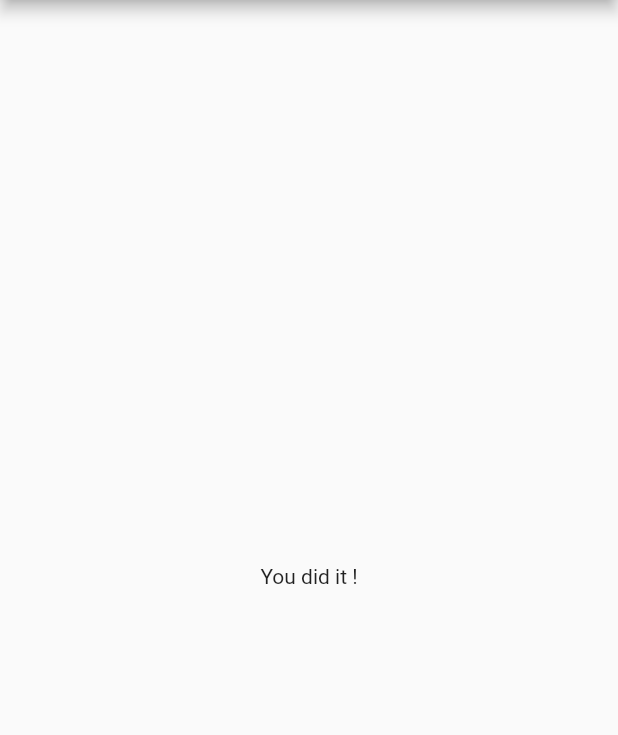
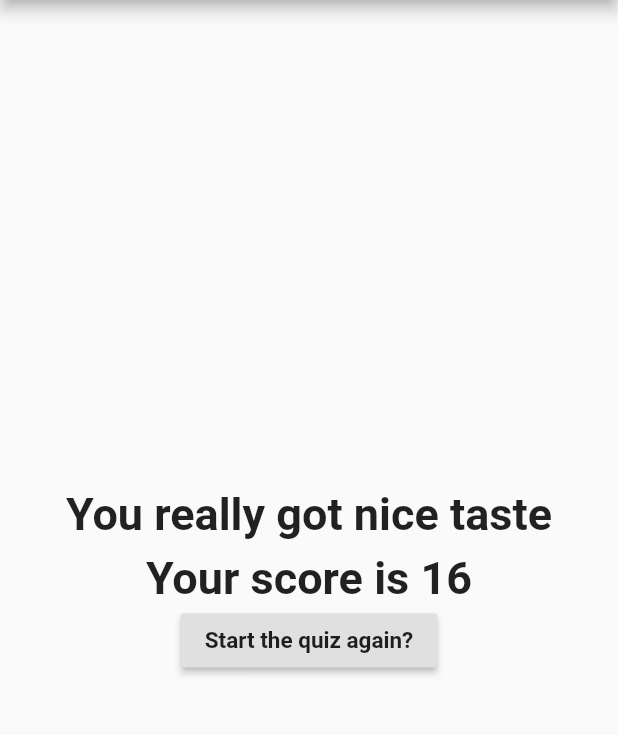
Before and after one commit to thomasbonnet12/easyexercicewithflutter, a Flutter app: the screen it shows after launch, after a tap on "Blue", after a tap on "Cat", after a tap on "New-York", on a phone screen of 412 x 824 dp, the part 84-819 px from its top. Run offline on Flutter 3.47's test engine with Material 2 defaults, Android fonts, the phone set to English and light mode, and no system bars.

Commit message:
reset button created with the needed logic behind

```diff
--- a/lib/main.dart
+++ b/lib/main.dart
@@ -15,6 +15,14 @@ class MyApp extends StatefulWidget {
 
 class _MyAppState extends State<MyApp> {
   var _totalScore = 0;
+
+  void resetQuiz() {
+    setState(() {
+      questionIndex = 0;
+      _totalScore = 0;
+    });
+  }
+
   void answerQuestion(int score) {
     _totalScore += score;
     setState(() {
@@ -27,51 +35,14 @@ class _MyAppState extends State<MyApp> {
   Widget build(BuildContext context) {
     return MaterialApp(
       home: Scaffold(
-        appBar: AppBar(
-          title: Center(
-            child: Text('MyApp'),
-          ),
-        ),
+        appBar: AppBar(title: Center(child: Text('MyApp'))),
         body: questionIndex < questions.length
             ? Quiz(
                 questions: questions,
                 answerQuestion: answerQuestion,
                 questionIndex: questionIndex)
-            : Result(),
+            : Result(_totalScore, resetQuiz),
       ),
     );
   }
 }
-
-//               FlatButton(
-//                   child: Text('FlatButton'),
-//                   onPressed: () {
-//                     answerQuestion();
-//                   }),
-//               TextButton(
-//                   child: Text('New-TextButton'),
-//                   onPressed: () {
-//                     answerQuestion();
-//                   }),
-
-//               RaisedButton(
-//                   child: Text('RaisedButton'),
-//                   onPressed: () {
-//                     answerQuestion();
-//                   }),
-//               ElevatedButton(
-//                   child: Text('New-ElevatedButton'),
-//                   onPressed: () {
-//                     answerQuestion();
-//                   }),
-
-//               OutlineButton(
-//                   child: Text('OutlineButton'),
-//                   onPressed: () {
-//                     answerQuestion();
-//                   }),
-//               OutlinedButton(
-//                   child: Text('New-OutlinedButton'),
-//                   onPressed: () {
-//                     answerQuestion();
-//                   }),
--- a/lib/result.dart
+++ b/lib/result.dart
@@ -1,8 +1,47 @@
 import 'package:flutter/material.dart';
 
 class Result extends StatelessWidget {
+  final int resultScore;
+  final Function resetTheQuiz;
+
+  Result(this.resultScore, this.resetTheQuiz);
+
+  String get resultPhrase {
+    var resultText;
+    if (resultScore <= 8) {
+      resultText = 'Your choises are interesting';
+    } else if (resultScore <= 12) {
+      resultText = 'You are good !';
+    } else if (resultScore <= 20) {
+      resultText = 'You really got nice taste';
+    } else {
+      resultText = 'What is going on?';
+    }
+    return resultText;
+  }
+
   @override
   Widget build(BuildContext context) {
-    return Center(child: Text('You did it !'));
+    return Center(
+        child: Container(
+      child: Column(
+        mainAxisAlignment: MainAxisAlignment.center,
+        children: [
+          Padding(
+            padding: const EdgeInsets.all(8.0),
+            child: Text(
+              resultPhrase,
+              style: TextStyle(fontSize: 30, fontWeight: FontWeight.bold),
+            ),
+          ),
+          Text('Your score is $resultScore',
+              style: TextStyle(fontSize: 30, fontWeight: FontWeight.bold)),
+          RaisedButton(
+              onPressed: resetTheQuiz,
+              child: Text('Start the quiz again?',
+                  style: TextStyle(fontSize: 15, fontWeight: FontWeight.bold))),
+        ],
+      ),
+    ));
   }
 }
```
